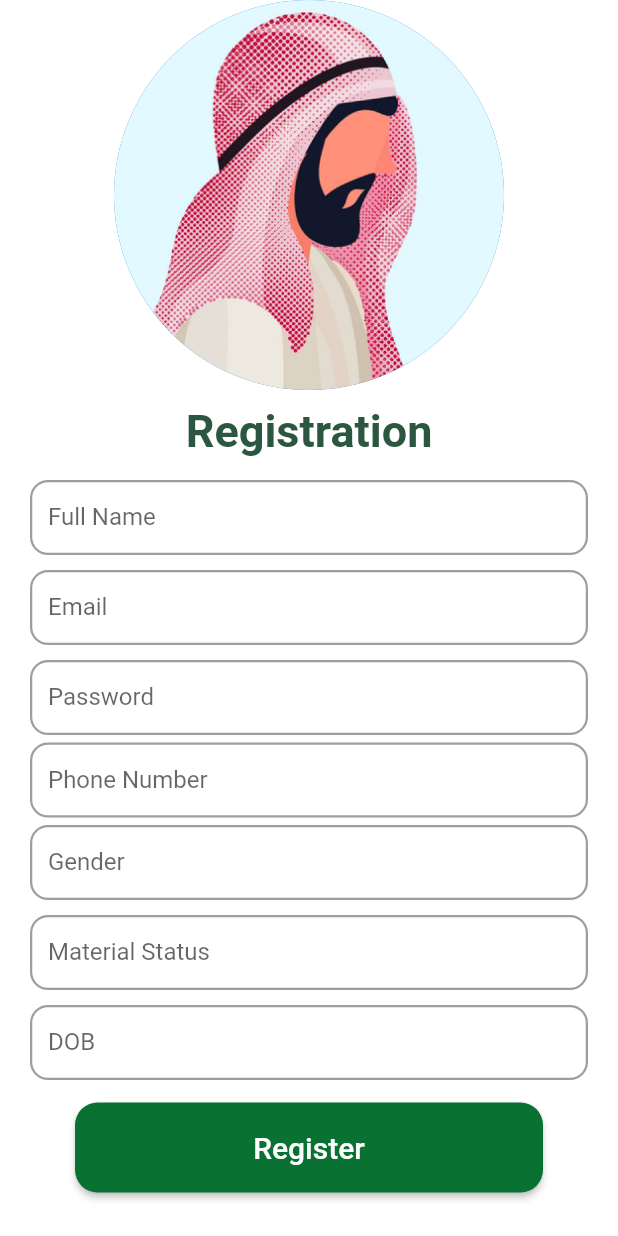
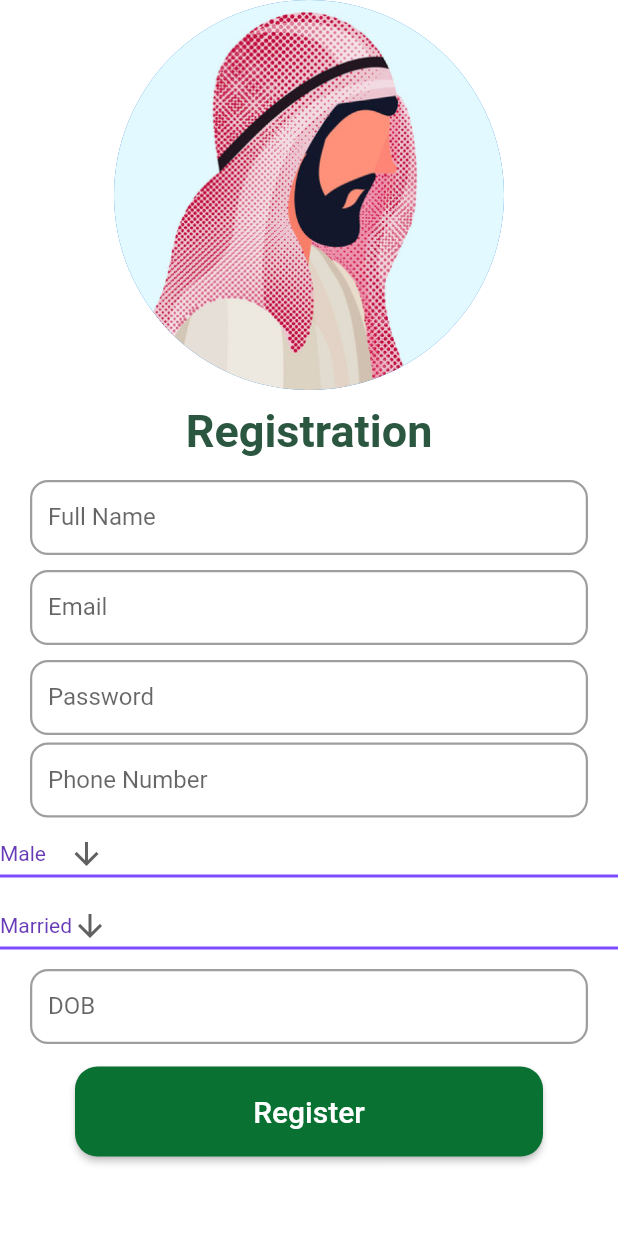
Before and after one commit to fwdAndroid/prayerapp, a Flutter app: the RegistrationPage screen opened directly, on a phone screen of 412 x 824 dp. Run offline on Flutter 3.47's test engine with Material 2 defaults, Android fonts, the phone set to English and light mode, and no system bars; our stand-ins replace anim_search_bar, carousel_slider, cloud_firestore, firebase_auth, firebase_core, flutter_compass and 4 more; missing offline and left inert: flutter_qiblah, search_bar_animated; accounts and stored records are empty.

Commit message:
Drop Down Added

```diff
--- a/lib/authentication/registration.dart
+++ b/lib/authentication/registration.dart
@@ -18,6 +18,10 @@ class _RegistrationPageState extends State<RegistrationPage> {
   TextEditingController genderController = TextEditingController();
   TextEditingController marriageController = TextEditingController();
   TextEditingController dobController = TextEditingController();
+
+
+  String dropdownValue = 'Male';
+  String dropdownValue2 = "Married";
 
   @override
   Widget build(BuildContext context) {
@@ -125,40 +129,89 @@ class _RegistrationPageState extends State<RegistrationPage> {
                   )),
             ),
           ),
-          Container(
-            height: 50,
-            margin: EdgeInsets.symmetric(horizontal: 20, vertical: 5),
-            child: TextField(
-              controller: genderController,
-              decoration: InputDecoration(
-                  labelText: 'Gender',
-                  enabledBorder: OutlineInputBorder(
-                    borderSide: BorderSide(width: 1.5, color: Colors.grey),
-                    borderRadius: BorderRadius.circular(12),
-                  ),
-                  focusedBorder: OutlineInputBorder(
-                    // borderSide: BorderSide(width: 3, color: Colors.grey),
-                    borderRadius: BorderRadius.circular(15),
-                  )),
-            ),
-          ),
-          Container(
-            height: 50,
-            margin: EdgeInsets.symmetric(horizontal: 20, vertical: 5),
-            child: TextField(
-              controller: marriageController,
-              decoration: InputDecoration(
-                  labelText: 'Material Status',
-                  enabledBorder: OutlineInputBorder(
-                    borderSide: BorderSide(width: 1.5, color: Colors.grey),
-                    borderRadius: BorderRadius.circular(12),
-                  ),
-                  focusedBorder: OutlineInputBorder(
-                    // borderSide: BorderSide(width: 3, color: Colors.grey),
-                    borderRadius: BorderRadius.circular(15),
-                  )),
-            ),
-          ),
+
+          /// Drop Down Gender
+          DropdownButton<String>(
+      value: dropdownValue,
+      icon: const Icon(Icons.arrow_downward),
+      elevation: 16,
+      style: const TextStyle(color: Colors.deepPurple),
+      underline: Container(
+        height: 2,
+        color: Colors.deepPurpleAccent,
+      ),
+      onChanged: (String? newValue) {
+        setState(() {
+          dropdownValue = newValue!;
+        });
+      },
+      items: <String>['Male', 'Female']
+          .map<DropdownMenuItem<String>>((String value) {
+        return DropdownMenuItem<String>(
+          value: value,
+          child: Text(value),
+        );
+      }).toList(),
+    ),
+          // Container(
+          //   height: 50,
+          //   margin: EdgeInsets.symmetric(horizontal: 20, vertical: 5),
+          //   child: TextField(
+          //     controller: genderController,
+          //     decoration: InputDecoration(
+          //         labelText: 'Gender',
+          //         enabledBorder: OutlineInputBorder(
+          //           borderSide: BorderSide(width: 1.5, color: Colors.grey),
+          //           borderRadius: BorderRadius.circular(12),
+          //         ),
+          //         focusedBorder: OutlineInputBorder(
+          //           // borderSide: BorderSide(width: 3, color: Colors.grey),
+          //           borderRadius: BorderRadius.circular(15),
+          //         )),
+          //   ),
+          // ),
+          // Drop Down Material Status
+                DropdownButton<String>(
+      value: dropdownValue2,
+      icon: const Icon(Icons.arrow_downward),
+      elevation: 16,
+      style: const TextStyle(color: Colors.deepPurple),
+      underline: Container(
+        height: 2,
+        color: Colors.deepPurpleAccent,
+      ),
+      onChanged: (String? newValue) {
+        setState(() {
+          dropdownValue2= newValue!;
+        });
+      },
+      items: <String>['Married', 'Single']
+          .map<DropdownMenuItem<String>>((String value) {
+        return DropdownMenuItem<String>(
+          value: value,
+          child: Text(value),
+        );
+      }).toList(),
+    ),
+
+
+          // Container(
+          //   height: 50,
+          //   margin: EdgeInsets.symmetric(horizontal: 20, vertical: 5),
+          //   child: TextField(
+          //     controller: marriageController,
+          //     decoration: InputDecoration(
+          //         labelText: 'Material Status',
+          //         enabledBorder: OutlineInputBorder(
+          //           borderSide: BorderSide(width: 1.5, color: Colors.grey),
+          //           borderRadius: BorderRadius.circular(12),
+          //         ),
+          //         focusedBorder: OutlineInputBorder(
+          //           // borderSide: BorderSide(width: 3, color: Colors.grey),
+          //           borderRadius: BorderRadius.circular(15),
+          //         )),
+          //   ),
+          // ),
           Container(
             height: 50,
             margin: EdgeInsets.symmetric(horizontal: 20, vertical: 5),
```
